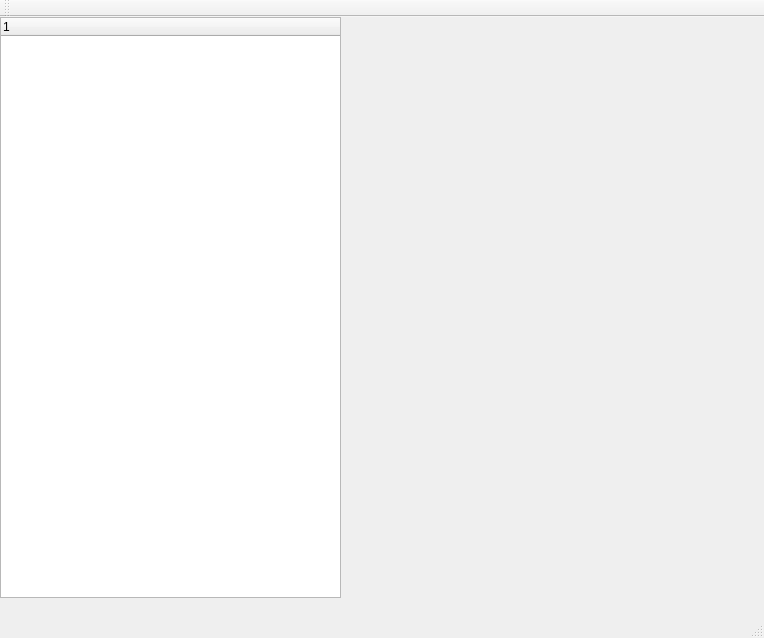
GierAffe/DBus-test, file mainwindow.ui: the form before one commit.
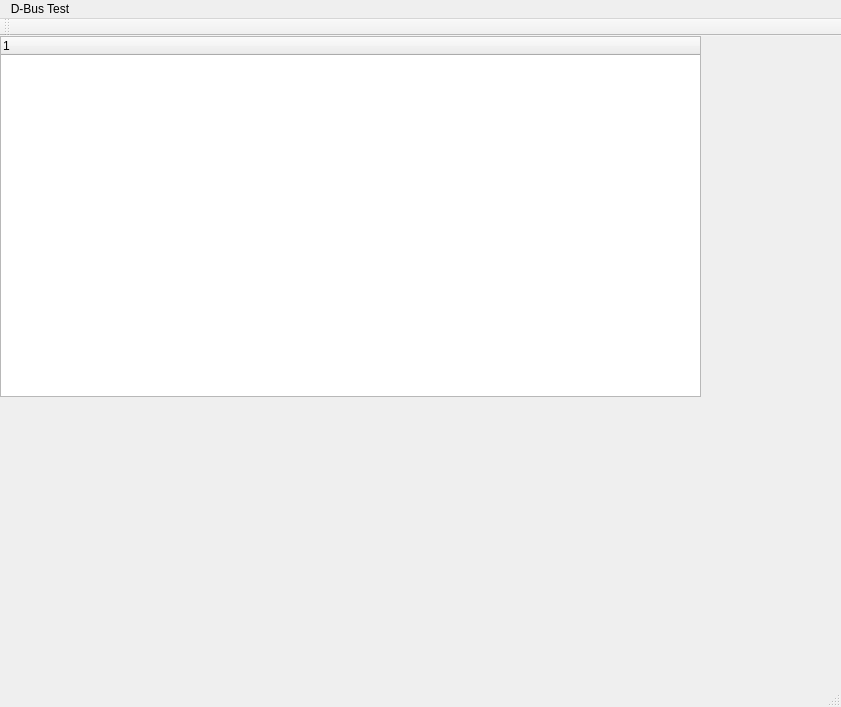
The form after the commit.

Commit message: main class, test..

The edit to the form file:
```diff
--- a/mainwindow.ui
+++ b/mainwindow.ui
@@ -9,8 +9,8 @@
    <rect>
     <x>0</x>
     <y>0</y>
-    <width>764</width>
-    <height>638</height>
+    <width>841</width>
+    <height>707</height>
    </rect>
   </property>
   <property name="windowTitle">
@@ -22,8 +22,8 @@
      <rect>
       <x>0</x>
       <y>0</y>
-      <width>341</width>
-      <height>581</height>
+      <width>701</width>
+      <height>361</height>
      </rect>
     </property>
     <column>
@@ -41,17 +41,23 @@
     <bool>false</bool>
    </attribute>
   </widget>
-  <widget class="QStatusBar" name="statusBar"/>
   <widget class="QMenuBar" name="menuBar">
    <property name="geometry">
     <rect>
      <x>0</x>
      <y>0</y>
-     <width>764</width>
-     <height>25</height>
+     <width>841</width>
+     <height>23</height>
     </rect>
    </property>
+   <widget class="QMenu" name="menuD_Bus_Test">
+    <property name="title">
+     <string>D-Bus Test</string>
+    </property>
+   </widget>
+   <addaction name="menuD_Bus_Test"/>
   </widget>
+  <widget class="QStatusBar" name="statusBar"/>
  </widget>
  <layoutdefault spacing="6" margin="11"/>
  <resources/>
```
The commit also changes 5 other files.
